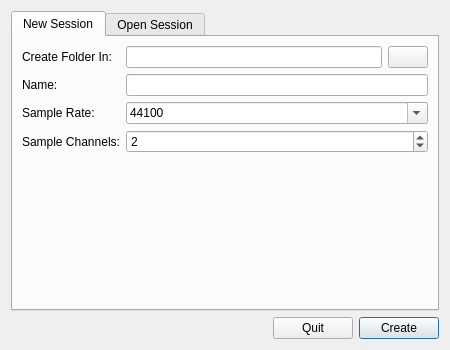
This is src/synthclone/sessionloadview.ui in surfacepatterns/synthclone as Qt 5 draws it before an edit. The edited form follows.
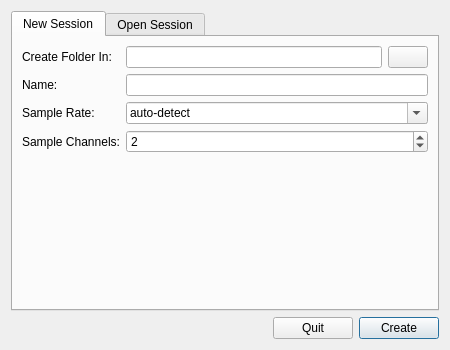
This is the edited form. Icons and pictures are not drawn.

Commit message: Add auto-detection of sample rate, and make plugins aware of that capability.  Fix issues with regards to reinstantiating LV2 plugins when sample rate is changed.  Make sure signals are emitted when sample rate or sample channel count is changed.

What changed in the file:
```diff
--- a/src/synthclone/sessionloadview.ui
+++ b/src/synthclone/sessionloadview.ui
@@ -90,8 +90,13 @@
             <bool>true</bool>
            </property>
            <property name="currentIndex">
-            <number>5</number>
+            <number>0</number>
            </property>
+           <item>
+            <property name="text">
+             <string>auto-detect</string>
+            </property>
+           </item>
            <item>
             <property name="text">
              <string>8000</string>
```
The commit also changes 18 other files.
